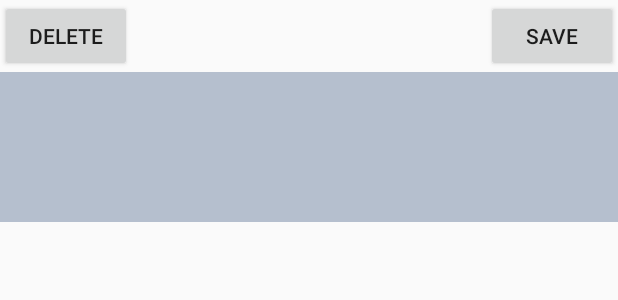
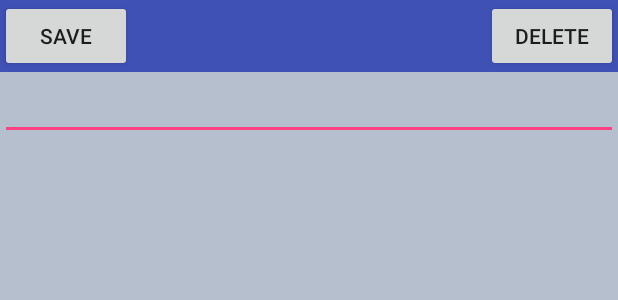
Before and after one commit to mb92316/CSE594Project, an Android app: the layout activity_note_helper.xml on its own in the app's theme, with its tools: preview values and no code run, on a phone screen of 412 x 824 dp. Shown: the top 300 px of the screen. Run offline under Robolectric (Android 15) with nearby library versions, the phone set to English and light mode, and no system bars.

Commit message:
new committ

```diff
--- a/app/build.gradle
+++ b/app/build.gradle
@@ -5,7 +5,7 @@ android {
     buildToolsVersion "25.0.2"
     defaultConfig {
         applicationId "com.example.android.cse594project"
-        minSdkVersion 15
+        minSdkVersion 23
         targetSdkVersion 25
         versionCode 1
         versionName "1.0"
--- a/app/src/main/java/com/example/android/cse594project/NoteHelper.java
+++ b/app/src/main/java/com/example/android/cse594project/NoteHelper.java
@@ -24,14 +24,12 @@ public class NoteHelper extends AppCompatActivity {
         noteField.setText(noteText);
     }
 
-    public void deleteNote(View view)
-    {
+    public void deleteNote(View view) {
         dbHandler.deleteNote(id);
         finish();
     }
 
-    public void updateNote(View view)
-    {
+    public void updateNote(View view) {
         String n = noteField.getText().toString();
         dbHandler.updateNote(id, n);
         finish();
--- a/app/src/main/res/layout/activity_note_helper.xml
+++ b/app/src/main/res/layout/activity_note_helper.xml
@@ -1,6 +1,5 @@
 <?xml version="1.0" encoding="utf-8"?>
-<LinearLayout
-    xmlns:android="http://schemas.android.com/apk/res/android"
+<LinearLayout xmlns:android="http://schemas.android.com/apk/res/android"
     xmlns:tools="http://schemas.android.com/tools"
     android:layout_width="match_parent"
     android:layout_height="match_parent"
@@ -8,33 +7,38 @@
 
     <RelativeLayout
         android:layout_width="match_parent"
-        android:layout_height="wrap_content">
+        android:layout_height="wrap_content"
+        android:background="@color/colorPrimary">
 
         <Button
+            android:id="@+id/savebutton"
             android:layout_width="wrap_content"
             android:layout_height="wrap_content"
-            android:text="Delete"
-            android:onClick="deleteNote"
-            android:id="@+id/deletebutton" />
-
+            android:onClick="updateNote"
+            android:text="Save" />
 
         <Button
+            android:id="@+id/deletebutton"
             android:layout_width="wrap_content"
             android:layout_height="wrap_content"
             android:layout_alignParentRight="true"
             android:layout_alignParentTop="true"
-        android:text="Save"
-        android:onClick="updateNote"
-        android:id="@+id/savebutton" />
+            android:onClick="deleteNote"
+            android:text="Delete" />
 
     </RelativeLayout>
 
+    <RelativeLayout
+        android:layout_width="wrap_content"
+        android:layout_height="fill_parent"
+        android:layout_alignParentBottom="true"
+        android:background="#b5bfce">
 
         <EditText
             android:id="@+id/updatenotetext"
             android:layout_width="match_parent"
-        android:layout_height="100dp"
-        android:background="#b5bfce" />
+            android:layout_height="wrap_content" />
 
+    </RelativeLayout>
 
 </LinearLayout>
```
Also changed, not shown: app/src/main/java/com/example/android/cse594project/AddNote.java (+46 -0 lines), app/src/main/java/com/example/android/cse594project/MainActivity.java (+49 -10 lines), app/src/main/res/layout/activity_main.xml (+7 -8 lines), app/src/main/res/layout/add_note.xml (+15 -11 lines), app/src/main/res/layout/list_item.xml (+6 -6 lines), app/src/main/res/layout/test.xml (+4 -6 lines). Lines whose indentation alone changed are shown as unchanged.
